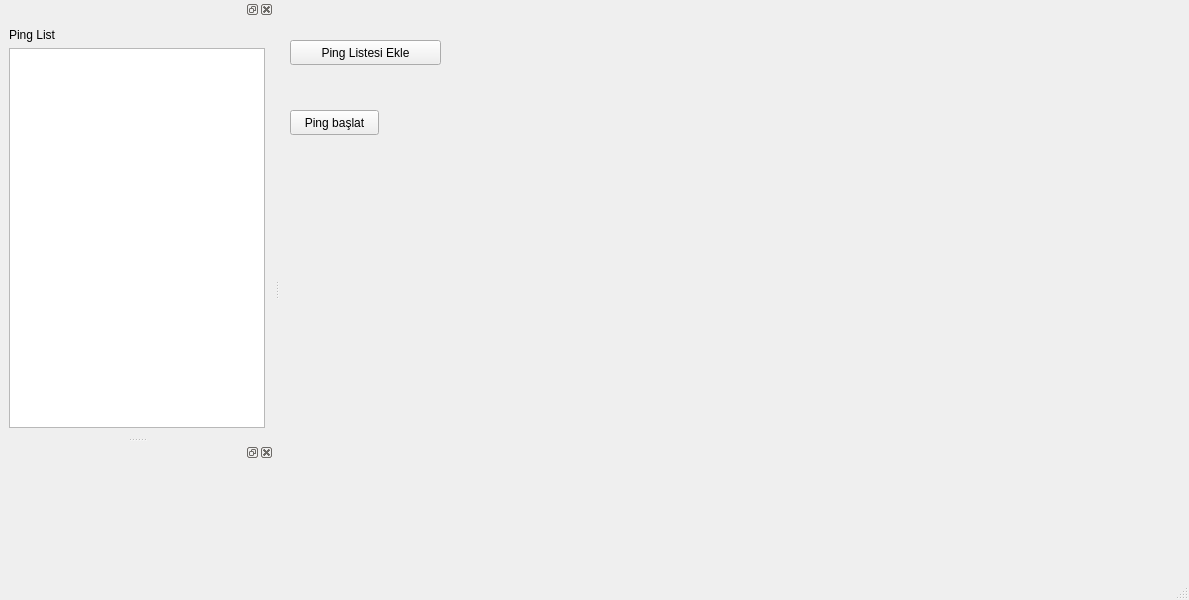
The window that QTDesigns/MainWindow.ui (Gorkembukel/MonitorNetworkConnectivity) describes before a commit, drawn with Qt 5.
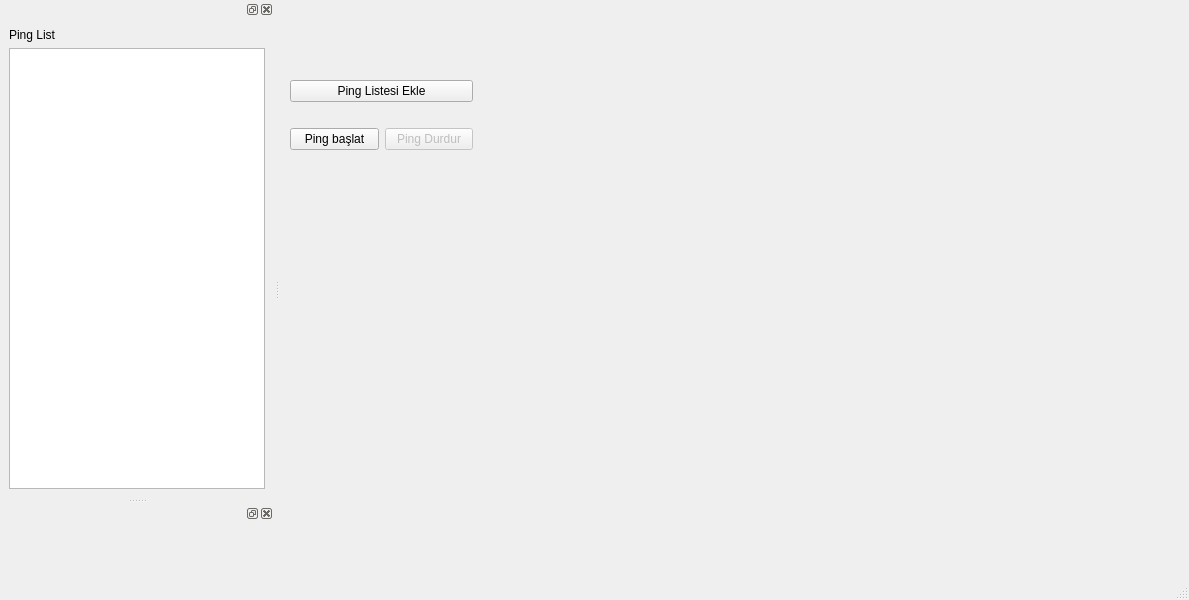
The same window after the commit.

Patch:
```diff
--- a/QTDesigns/MainWindow.ui
+++ b/QTDesigns/MainWindow.ui
@@ -24,31 +24,48 @@
      </rect>
     </property>
    </widget>
-   <widget class="QPushButton" name="pingWindowButton">
+   <widget class="QWidget" name="verticalLayoutWidget">
     <property name="geometry">
      <rect>
       <x>10</x>
-      <y>40</y>
-      <width>151</width>
-      <height>25</height>
+      <y>60</y>
+      <width>183</width>
+      <height>111</height>
      </rect>
     </property>
-    <property name="text">
-     <string>Ping Listesi Ekle</string>
-    </property>
-   </widget>
-   <widget class="QPushButton" name="pushButton_pingBaslat">
-    <property name="geometry">
-     <rect>
-      <x>10</x>
-      <y>110</y>
-      <width>89</width>
-      <height>25</height>
-     </rect>
-    </property>
-    <property name="text">
-     <string>Ping başlat</string>
-    </property>
+    <layout class="QVBoxLayout" name="verticalLayout_3">
+     <item>
+      <widget class="QPushButton" name="pingWindowButton">
+       <property name="text">
+        <string>Ping Listesi Ekle</string>
+       </property>
+      </widget>
+     </item>
+     <item>
+      <layout class="QHBoxLayout" name="horizontalLayout">
+       <item>
+        <widget class="QPushButton" name="pushButton_pingBaslat">
+         <property name="text">
+          <string>Ping başlat</string>
+         </property>
+        </widget>
+       </item>
+       <item>
+        <widget class="QPushButton" name="pushButton_pingDurdur">
+         <property name="enabled">
+          <bool>false</bool>
+         </property>
+         <property name="text">
+          <string>Ping Durdur</string>
+         </property>
+         <property name="checkable">
+          <bool>true</bool>
+         </property>
+        </widget>
+       </item>
+      </layout>
+     </item>
+    </layout>
    </widget>
   </widget>
   <widget class="QMenuBar" name="menubar">
@@ -92,21 +109,7 @@
     <number>1</number>
    </attribute>
    <widget class="QWidget" name="dockWidgetContents_2">
-    <layout class="QVBoxLayout" name="verticalLayout_2">
-     <item>
-      <spacer name="verticalSpacer">
-       <property name="orientation">
-        <enum>Qt::Vertical</enum>
-       </property>
-       <property name="sizeHint" stdset="0">
-        <size>
-         <width>20</width>
-         <height>40</height>
-        </size>
-       </property>
-      </spacer>
-     </item>
-    </layout>
+    <layout class="QVBoxLayout" name="verticalLayout_2"/>
    </widget>
   </widget>
  </widget>
```
